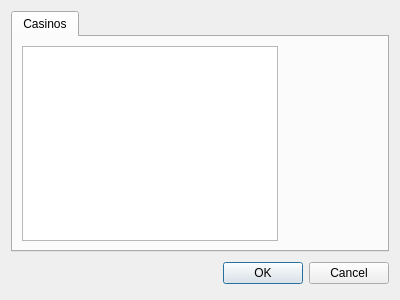
Old version of the form source/settingsdialog.ui in the repository martin-kudlicka/roulette-bot.
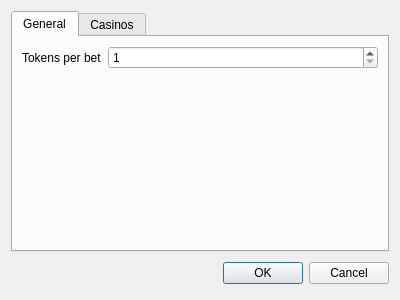
New version of the form.

Commit message: + get / set tokens per bet

Diff of the .ui file:
```diff
--- a/source/settingsdialog.ui
+++ b/source/settingsdialog.ui
@@ -19,6 +19,27 @@
      <property name="currentIndex">
       <number>0</number>
      </property>
+     <widget class="QWidget" name="tab_2">
+      <attribute name="title">
+       <string>General</string>
+      </attribute>
+      <layout class="QFormLayout" name="formLayout">
+       <item row="0" column="0">
+        <widget class="QLabel" name="label">
+         <property name="text">
+          <string>Tokens per bet</string>
+         </property>
+        </widget>
+       </item>
+       <item row="0" column="1">
+        <widget class="QSpinBox" name="qsbTokensPerBet">
+         <property name="minimum">
+          <number>1</number>
+         </property>
+        </widget>
+       </item>
+      </layout>
+     </widget>
      <widget class="QWidget" name="tab">
       <attribute name="title">
        <string>Casinos</string>
```
The commit also changes 4 other files.
